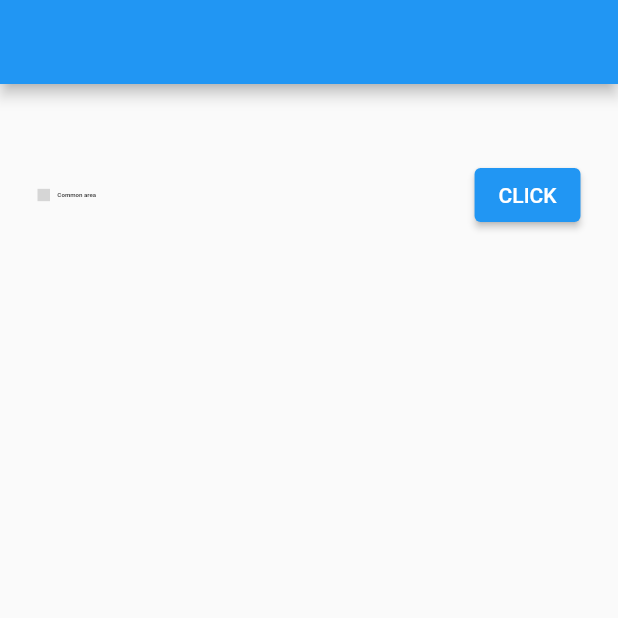
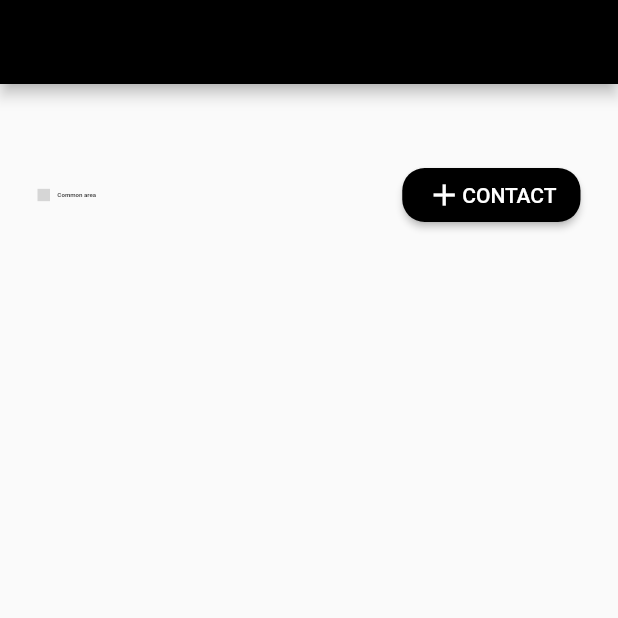
Before and after one commit to emeban44/fh_coding_task, a Flutter app: the screen it shows after launch, on a phone screen of 412 x 824 dp, the top half of it. Run offline on Flutter 3.47's test engine with Material 2 defaults, Android fonts, the phone set to English and light mode, and no system bars; our stand-ins replace flutter_svg; grey boxes are pictures that could not be loaded.

Commit message:
added custom rounded black button widget for reusing

```diff
--- /dev/null
+++ b/lib/app/helpers/color_helper.dart
@@ -0,0 +1,18 @@
+import 'package:flutter/material.dart';
+
+const MaterialColor primaryBlack = MaterialColor(
+  _blackPrimaryValue,
+  <int, Color>{
+    50: Color(0xFF000000),
+    100: Color(0xFF000000),
+    200: Color(0xFF000000),
+    300: Color(0xFF000000),
+    400: Color(0xFF000000),
+    500: Color(_blackPrimaryValue),
+    600: Color(0xFF000000),
+    700: Color(0xFF000000),
+    800: Color(0xFF000000),
+    900: Color(0xFF000000),
+  },
+);
+const int _blackPrimaryValue = 0xFF000000;
--- /dev/null
+++ b/lib/app/theme/theme_data.dart
@@ -0,0 +1,8 @@
+import 'package:fh_home_coding_task/app/helpers/color_helper.dart';
+import 'package:flutter/material.dart';
+
+class CustomTheme {
+  final themeData = ThemeData(
+    primarySwatch: primaryBlack,
+  );
+}
--- a/lib/app/view/home/page/home_page.dart
+++ b/lib/app/view/home/page/home_page.dart
@@ -1,3 +1,5 @@
+import 'package:fh_home_coding_task/app/view/widget_library/custom_icon_text_row.dart';
+import 'package:fh_home_coding_task/app/view/widget_library/custom_rounded_black_button.dart';
 import 'package:flutter/material.dart';
 import 'package:flutter_svg/svg.dart';
 
@@ -36,10 +38,15 @@ class HomePage extends StatelessWidget {
                     ],
                   ),
                   Row(
+                    crossAxisAlignment: CrossAxisAlignment.center,
                     children: [
-                      ElevatedButton(
-                        onPressed: () {},
-                        child: Text('CLICK'),
+                      CustomRoundedBlackButton(
+                        childWidget: Row(
+                          children: [
+                            CustomIconTextRow(
+                                icon: Icon(Icons.add), text: 'CONTACT'),
+                          ],
+                        ),
                       ),
                     ],
                   )
--- /dev/null
+++ b/lib/app/view/widget_library/custom_icon_text_row.dart
@@ -0,0 +1,22 @@
+import 'package:flutter/material.dart';
+
+class CustomIconTextRow extends StatelessWidget {
+  const CustomIconTextRow({
+    required this.icon,
+    required this.text,
+    Key? key,
+  }) : super(key: key);
+
+  final Icon icon;
+  final String text;
+
+  @override
+  Widget build(BuildContext context) {
+    return Container(
+      child: Row(children: [
+        icon,
+        Text(text),
+      ]),
+    );
+  }
+}
--- /dev/null
+++ b/lib/app/view/widget_library/custom_rounded_black_button.dart
@@ -0,0 +1,27 @@
+import 'package:flutter/material.dart';
+
+class CustomRoundedBlackButton extends StatelessWidget {
+  const CustomRoundedBlackButton({
+    required this.childWidget,
+    Key? key,
+  }) : super(key: key);
+
+  final Widget childWidget;
+
+  @override
+  Widget build(BuildContext context) {
+    return Container(
+      child: ElevatedButton(
+        style: ElevatedButton.styleFrom(
+          alignment: Alignment.center,
+          //padding: const EdgeInsets.symmetric(vertical: 5, horizontal: 0),
+          shape: RoundedRectangleBorder(
+            borderRadius: BorderRadius.circular(15),
+          ),
+        ),
+        onPressed: () {},
+        child: childWidget,
+      ),
+    );
+  }
+}
--- a/lib/main.dart
+++ b/lib/main.dart
@@ -1,3 +1,4 @@
+import 'package:fh_home_coding_task/app/theme/theme_data.dart';
 import 'package:fh_home_coding_task/app/view/home/page/home_page.dart';
 import 'package:flutter/material.dart';
 
@@ -14,9 +15,7 @@ class MyApp extends StatelessWidget {
     return MaterialApp(
       title: 'Future Home',
       debugShowCheckedModeBanner: false,
-      theme: ThemeData(
-        primarySwatch: Colors.blue,
-      ),
+      theme: CustomTheme().themeData,
       home: const HomePage(),
     );
   }
```
